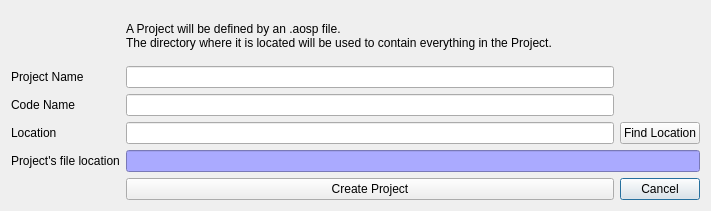
First picture: the form in tools/aosdesigner/view/ui/NewProjectDialog.ui, repository invy/mjklaim-freewindows, before the edit.
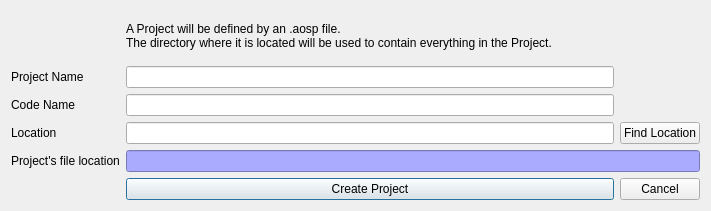
Second picture: the form after the edit.

Commit message: AOSD : Dialogs have the create button on default enter key instead of cancel.

What changed in the file:
```diff
--- a/tools/aosdesigner/view/ui/NewProjectDialog.ui
+++ b/tools/aosdesigner/view/ui/NewProjectDialog.ui
@@ -101,6 +101,9 @@
      <property name="autoDefault">
       <bool>true</bool>
      </property>
+     <property name="default">
+      <bool>true</bool>
+     </property>
     </widget>
    </item>
    <item row="7" column="2">
@@ -112,7 +115,7 @@
       <bool>true</bool>
      </property>
      <property name="default">
-      <bool>true</bool>
+      <bool>false</bool>
      </property>
     </widget>
    </item>
```
The commit also changes 1 other file.
